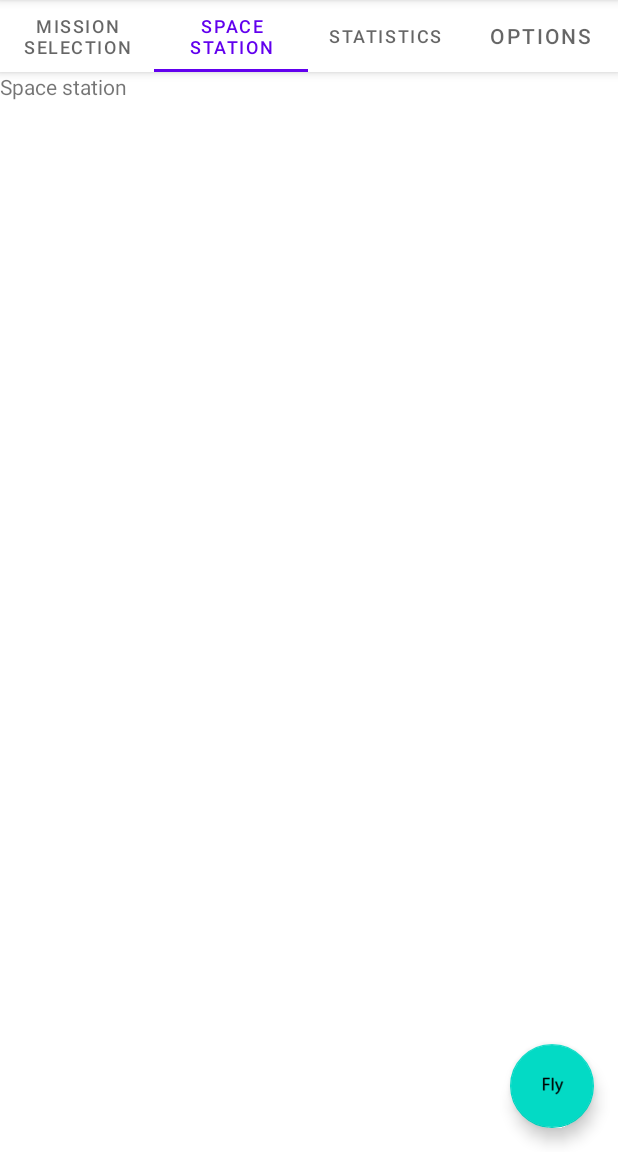
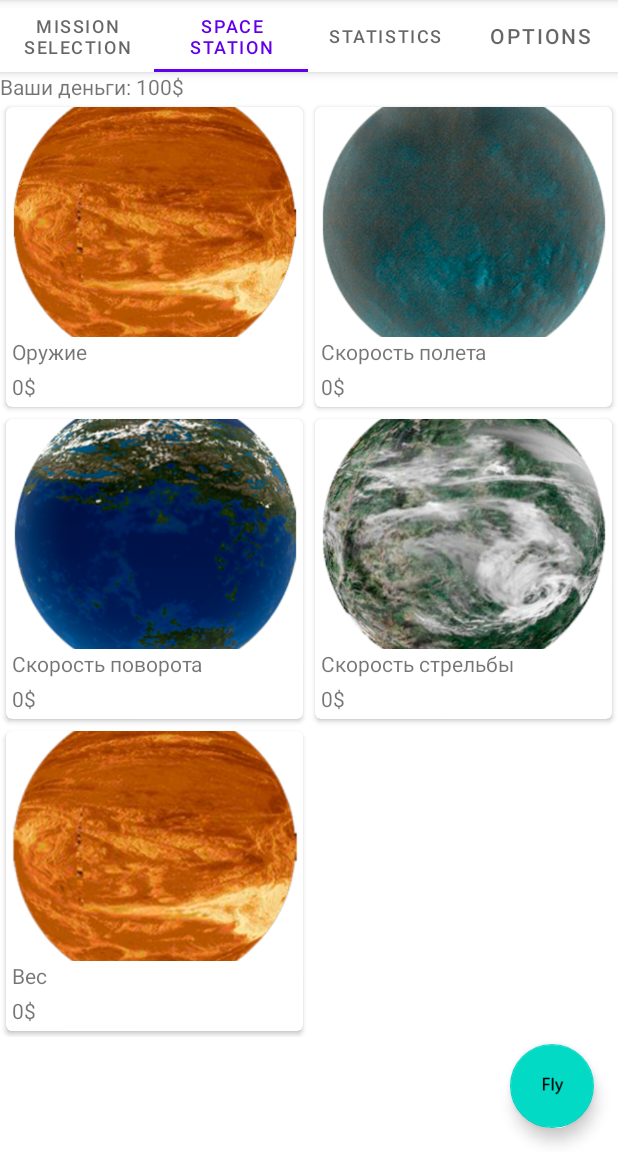
Before and after one commit to Fiz2004/Battle_in_the_space, an Android app: the screen it shows after launch (MainActivity), tab 2 chosen, on a phone screen of 412 x 824 dp, the part 84-1236 px from its top. Run offline under Robolectric (Android 15) with nearby library versions, the phone set to English and light mode, and no system bars.

Commit message:
add Station

```diff
--- /dev/null
+++ b/app/src/main/java/com/fiz/android/battleinthespace/interfaces/ImagesCaptionCaptionAdapter.kt
@@ -0,0 +1,37 @@
+package com.fiz.android.battleinthespace.interfaces
+
+import android.view.LayoutInflater
+import android.view.ViewGroup
+import android.widget.ImageView
+import android.widget.TextView
+import androidx.cardview.widget.CardView
+import androidx.core.content.ContextCompat
+import androidx.recyclerview.widget.RecyclerView
+import com.fiz.android.battleinthespace.R
+
+class ImagesCaptionCaptionAdapter(val captions: List<String>, val cost: List<Int>, val imageIDs: List<Int>) :
+    RecyclerView.Adapter<ImagesCaptionCaptionAdapter.ViewHolder>() {
+    class ViewHolder(val cardView: CardView) : RecyclerView.ViewHolder(cardView)
+
+    override fun onCreateViewHolder(parent: ViewGroup, viewType: Int): ViewHolder {
+        val view =
+            LayoutInflater.from(parent.context).inflate(R.layout.card_image_caption_caption, parent, false) as CardView
+        return ViewHolder(view)
+    }
+
+    override fun onBindViewHolder(holder: ViewHolder, position: Int) {
+        val view = holder.cardView
+        val imageView = view.findViewById<ImageView>(R.id.info_image)
+        val drawable = ContextCompat.getDrawable(view.context, imageIDs[position])
+        imageView.setImageDrawable(drawable)
+        imageView.contentDescription = captions[position] + cost[position]
+        val textView = view.findViewById<TextView>(R.id.info_text)
+        textView.text = captions[position]
+        val costView = view.findViewById<TextView>(R.id.cost_text)
+        costView.text = cost[position].toString() + "$"
+    }
+
+    override fun getItemCount(): Int {
+        return captions.size
+    }
+}
--- a/app/src/main/java/com/fiz/android/battleinthespace/interfaces/SpaceStationFragment.kt
+++ b/app/src/main/java/com/fiz/android/battleinthespace/interfaces/SpaceStationFragment.kt
@@ -5,55 +5,38 @@ import android.view.LayoutInflater
 import android.view.View
 import android.view.ViewGroup
 import androidx.fragment.app.Fragment
+import androidx.recyclerview.widget.GridLayoutManager
+import androidx.recyclerview.widget.RecyclerView
 import com.fiz.android.battleinthespace.R
 
-// TODO: Rename parameter arguments, choose names that match
-// the fragment initialization parameters, e.g. ARG_ITEM_NUMBER
-private const val ARG_PARAM1 = "param1"
-private const val ARG_PARAM2 = "param2"
-
-/**
- * A simple [Fragment] subclass.
- * Use the [SpaceStationFragment.newInstance] factory method to
- * create an instance of this fragment.
- */
 class SpaceStationFragment : Fragment() {
-    // TODO: Rename and change types of parameters
-    private var param1: String? = null
-    private var param2: String? = null
-
-    override fun onCreate(savedInstanceState: Bundle?) {
-        super.onCreate(savedInstanceState)
-        arguments?.let {
-            param1 = it.getString(ARG_PARAM1)
-            param2 = it.getString(ARG_PARAM2)
-        }
-    }
 
     override fun onCreateView(
         inflater: LayoutInflater, container: ViewGroup?,
-        savedInstanceState: Bundle?): View? {
-        // Inflate the layout for this fragment
-        return inflater.inflate(R.layout.fragment_space_station, container, false)
+        savedInstanceState: Bundle?
+    ): View? {
+
+        val station = inflater.inflate(
+            R.layout.fragment_space_station, container, false
+        )
+
+        val stationRecycler = station.findViewById<RecyclerView>(R.id.station_recycler)
+
+        val names = listOf<String>("Оружие", "Скорость полета", "Скорость поворота", "Скорость стрельбы", "Вес")
+        val images = listOf<Int>(
+            R.drawable.meteorite11,
+            R.drawable.meteorite21,
+            R.drawable.meteorite31,
+            R.drawable.meteorite41,
+            R.drawable.meteorite12
+        )
+        val cost = listOf<Int>(0, 0, 0, 0, 0)
+
+        val adapter = ImagesCaptionCaptionAdapter(names, cost, images)
+        stationRecycler.adapter = adapter
+        val layoutManager = GridLayoutManager(activity, 2)
+        stationRecycler.layoutManager = layoutManager
+        return station
     }
 
-    companion object {
-        /**
-         * Use this factory method to create a new instance of
-         * this fragment using the provided parameters.
-         *
-         * @param param1 Parameter 1.
-         * @param param2 Parameter 2.
-         * @return A new instance of fragment SpaceStationFragment.
-         */
-        // TODO: Rename and change types and number of parameters
-        @JvmStatic
-        fun newInstance(param1: String, param2: String) =
-            SpaceStationFragment().apply {
-                arguments = Bundle().apply {
-                    putString(ARG_PARAM1, param1)
-                    putString(ARG_PARAM2, param2)
-                }
-            }
-    }
 }
--- /dev/null
+++ b/app/src/main/res/layout/card_image_caption_caption.xml
@@ -0,0 +1,37 @@
+<?xml version="1.0" encoding="utf-8"?>
+<androidx.cardview.widget.CardView xmlns:android="http://schemas.android.com/apk/res/android"
+    xmlns:card_view="http://schemas.android.com/apk/res-auto"
+    android:id="@+id/card_view"
+    android:layout_width="match_parent"
+    android:layout_height="200dp"
+    android:layout_margin="4dp"
+    card_view:cardCornerRadius="4dp"
+    card_view:cardElevation="2dp">
+
+    <LinearLayout
+        android:layout_width="match_parent"
+        android:layout_height="match_parent"
+        android:orientation="vertical">
+
+        <ImageView
+            android:id="@+id/info_image"
+            android:layout_width="match_parent"
+            android:layout_height="0dp"
+            android:layout_weight="1.0"
+            android:scaleType="centerCrop" />
+
+        <TextView
+            android:id="@+id/info_text"
+            android:layout_width="match_parent"
+            android:layout_height="wrap_content"
+            android:layout_marginLeft="4dp"
+            android:layout_marginBottom="4dp" />
+
+        <TextView
+            android:id="@+id/cost_text"
+            android:layout_width="match_parent"
+            android:layout_height="wrap_content"
+            android:layout_marginLeft="4dp"
+            android:layout_marginBottom="4dp" />
+    </LinearLayout>
+</androidx.cardview.widget.CardView>
--- a/app/src/main/res/layout/fragment_space_station.xml
+++ b/app/src/main/res/layout/fragment_space_station.xml
@@ -1,15 +1,24 @@
 <?xml version="1.0" encoding="utf-8"?>
-<FrameLayout xmlns:android="http://schemas.android.com/apk/res/android"
+<androidx.constraintlayout.widget.ConstraintLayout xmlns:android="http://schemas.android.com/apk/res/android"
+    xmlns:app="http://schemas.android.com/apk/res-auto"
     xmlns:tools="http://schemas.android.com/tools"
     android:layout_width="match_parent"
     android:layout_height="match_parent"
     tools:context=".interfaces.SpaceStationFragment">
 
-    <!-- TODO: Update blank fragment layout -->
     <TextView
+        android:id="@+id/money"
         android:layout_width="match_parent"
-        android:layout_height="match_parent"
-        android:text="@string/title_space_station" />
+        android:layout_height="wrap_content"
+        android:text="Ваши деньги: 100$"
+        app:layout_constraintTop_toTopOf="parent" />
+
+    <androidx.recyclerview.widget.RecyclerView
+        android:id="@+id/station_recycler"
+        android:layout_width="match_parent"
+        android:layout_height="0dp"
+        android:scrollbars="vertical"
+        app:layout_constraintTop_toBottomOf="@+id/money" />
 
 
-</FrameLayout>
+</androidx.constraintlayout.widget.ConstraintLayout>
```
